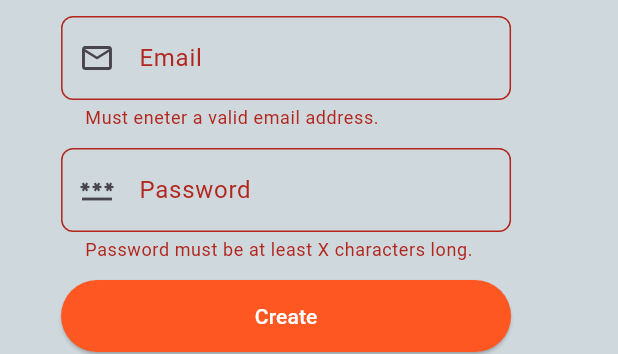
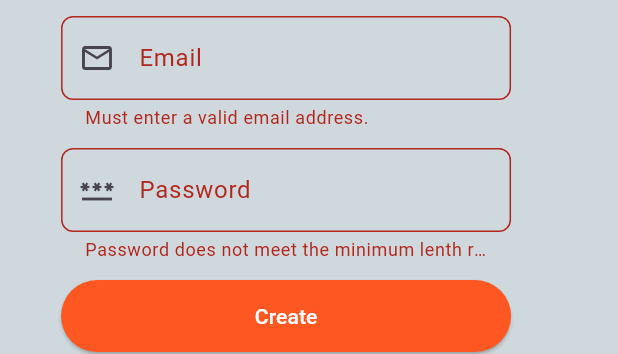
Before and after one commit to zmisson424/squad, a Flutter app: the EmailSignUp widget shown alone on an empty page, opened directly with empty values, after a tap on "Create", on a phone screen of 412 x 824 dp. Shown: the part 278-632 px from the top of the screen. Run offline on Flutter 3.47's test engine with Material 2 defaults, Android fonts, the phone set to English and light mode, and no system bars; our stand-ins replace equatable, firebase_auth, firebase_core, flutter_bloc; accounts and stored records are empty; generated files the repository leaves out were written again.

Commit message:
added interanationalization errors

```diff
--- a/lib/l10n/app_en.arb
+++ b/lib/l10n/app_en.arb
@@ -21,5 +21,10 @@
     "password": "Password",
     "name": "Name",
     "create": "Create",
-    "sendResetEmail": "Send Password Reset Email"
+    "sendResetEmail": "Send Password Reset Email",
+    "invalidEmailError": "Must enter a valid email address.",
+    "invalidNameError": "Must enter a valid name.",
+    "invalidPasswordLengthError": "Password does not meet the minimum lenth requirement.",
+    "invalidPasswordUppercaseError": "Password must contain at least one uppercase character.",
+    "invalidPasswordSpecialError": "Password must contain at least one special character."
 }
--- a/lib/views/login/widgets/email_sign_up.dart
+++ b/lib/views/login/widgets/email_sign_up.dart
@@ -185,45 +185,42 @@ class _EmailSignUpState extends State<EmailSignUp> {
     // Check Name
     if (_nameController.text.isEmpty) {
       validName = false;
-      // TODO: L10N
       setState(() {
-        _nameError = 'Must enter a valid name.';
+        _nameError = AppLocalizations.of(context)!.invalidNameError;
       });
     }
 
     if (!isValidEmailAddress(_emailController.text)) {
       validEmail = false;
-      // TODO: L10N
       setState(() {
-        _emailError = 'Must eneter a valid email address.';
+        _emailError = AppLocalizations.of(context)!.invalidEmailError;
       });
     }
 
+    // TODO Customization requirments
     if (!isPasswordValidLenth(_passwordController.text)) {
       validPassword = false;
-      // TODO: Fix reqs
       setState(() {
-        _passwordError = 'Password must be at least X characters long.';
+        _passwordError =
+            AppLocalizations.of(context)!.invalidPasswordLengthError;
       });
     }
 
     if (!isPasswordValidUppercaseCharacter(_passwordController.text) &&
         validPassword) {
       validPassword = false;
-      // TODO: Fix reqs
       setState(() {
         _passwordError =
-            'Password must contain at least one uppercase character.';
+            AppLocalizations.of(context)!.invalidPasswordUppercaseError;
       });
     }
 
     if (!isPasswordValidSpecialCharacter(_passwordController.text) &&
         validPassword) {
       validPassword = false;
-      // TODO: Fix reqs
       setState(() {
         _passwordError =
-            'Password must contain at least one special character.';
+            AppLocalizations.of(context)!.invalidPasswordSpecialError;
       });
     }
 
```
